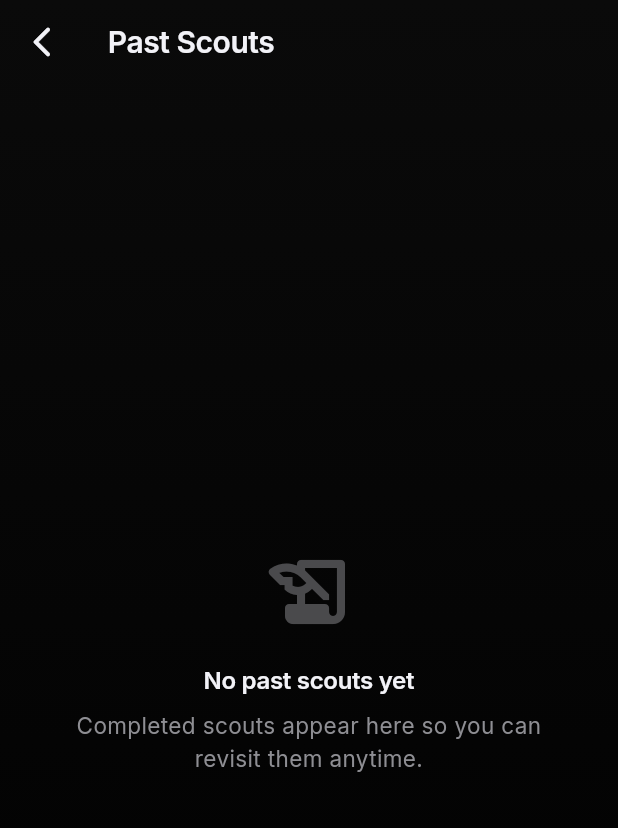
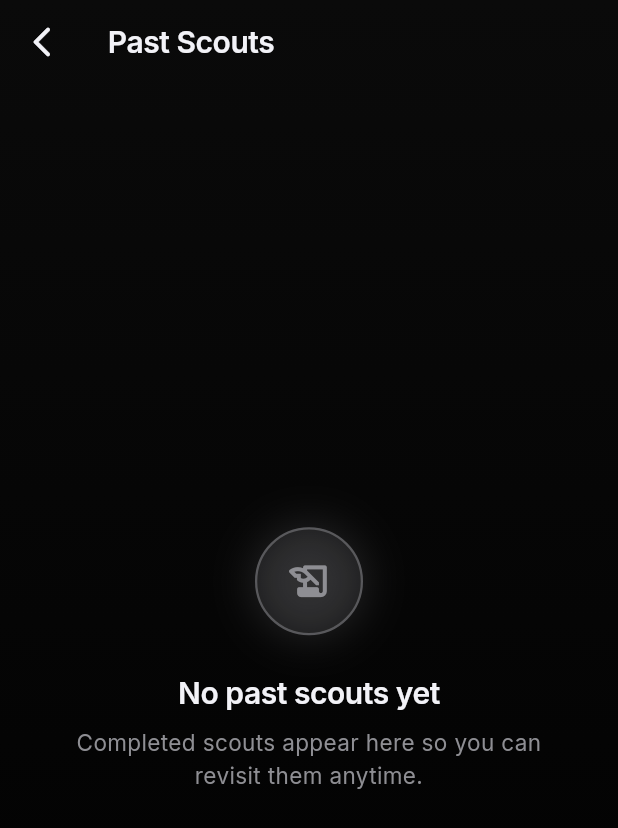
Before and after one commit to somyahangsandesh/StillScout, a Flutter app: the StillScoutScreen screen opened directly, after a tap on the "history" icon, on a phone screen of 412 x 824 dp. Shown: the top 828 px of the screen. Run offline on Flutter 3.47's test engine with Material 3 defaults, Android fonts, the phone set to English and light mode, and no system bars; our stand-ins replace connectivity_plus, dio, flutter_riverpod, flutter_secure_storage, google_fonts, hive_flutter and 6 more; missing offline and left inert: app_settings, gal, purchases_flutter, video_thumbnail; accounts and stored records are empty; network calls fail; statements that could not run were skipped.

Commit message:
Polish error/empty states with shared status view component
Scout error/cancelled views and history empty/error states were plain
icon+text+button stacks with no animation, inconsistent with the rest of
the app's cinematic gold/black treatment. Introduce StillScoutStatusView
(icon badge with glow, fade+rise entrance) and reuse it across all four
surfaces for a consistent, premium failure/empty experience.

Co-authored-by: Cursor <cursoragent@cursor.com>

```diff
--- a/lib/stillscout/presentation/screens/stillscout_history_screen.dart
+++ b/lib/stillscout/presentation/screens/stillscout_history_screen.dart
@@ -8,6 +8,7 @@ import '../../domain/repositories/session_repository.dart';
 import '../screens/stillscout_session_detail_screen.dart';
 import '../theme/stillscout_theme.dart';
 import '../widgets/stillscout_skeleton.dart';
+import '../widgets/stillscout_status_view.dart';
 
 class StillScoutHistoryScreen extends StatefulWidget {
   const StillScoutHistoryScreen({
@@ -88,38 +89,14 @@ class _ErrorHistory extends StatelessWidget {
 
   @override
   Widget build(BuildContext context) {
-    return Center(
-      child: Padding(
-        padding: const EdgeInsets.all(StillScoutSpacing.xl),
-        child: Column(
-          mainAxisSize: MainAxisSize.min,
-          children: [
-            Icon(
-              Icons.error_outline,
-              size: 48,
-              color: StillScoutColors.danger.withValues(alpha: 0.8),
-            ),
-            const SizedBox(height: StillScoutSpacing.m),
-            Text('Could not load history.', style: StillScoutTextStyles.subtitle),
-            const SizedBox(height: StillScoutSpacing.s),
-            Text(
-              'Check your storage and try again.',
-              style: StillScoutTextStyles.body,
-              textAlign: TextAlign.center,
-            ),
-            const SizedBox(height: StillScoutSpacing.l),
-            OutlinedButton(
-              onPressed: onRetry,
-              style: OutlinedButton.styleFrom(
-                foregroundColor: StillScoutColors.chalk,
-                side: const BorderSide(color: StillScoutColors.accent),
-                minimumSize: const Size(0, 48),
-              ),
-              child: const Text('Try again'),
-            ),
-          ],
-        ),
-      ),
+    return StillScoutStatusView(
+      icon: Icons.error_outline_rounded,
+      iconColor: StillScoutColors.danger,
+      title: 'Could not load history',
+      body: 'Check your storage and try again.',
+      primaryLabel: 'Try again',
+      primaryIcon: Icons.refresh_rounded,
+      onPrimary: onRetry,
     );
   }
 }
@@ -129,28 +106,11 @@ class _EmptyHistory extends StatelessWidget {
 
   @override
   Widget build(BuildContext context) {
-    return Center(
-      child: Padding(
-        padding: const EdgeInsets.all(StillScoutSpacing.xl),
-        child: Column(
-          mainAxisSize: MainAxisSize.min,
-          children: [
-            Icon(
-              Icons.history_edu_rounded,
-              size: 64,
-              color: StillScoutColors.silver.withValues(alpha: 0.5),
-            ),
-            const SizedBox(height: StillScoutSpacing.m),
-            Text('No past scouts yet', style: StillScoutTextStyles.subtitle),
-            const SizedBox(height: StillScoutSpacing.s),
-            Text(
-              'Completed scouts appear here so you can revisit them anytime.',
-              style: StillScoutTextStyles.body,
-              textAlign: TextAlign.center,
-            ),
-          ],
-        ),
-      ),
+    return const StillScoutStatusView(
+      icon: Icons.history_edu_rounded,
+      iconColor: StillScoutColors.silver,
+      title: 'No past scouts yet',
+      body: 'Completed scouts appear here so you can revisit them anytime.',
     );
   }
 }
--- /dev/null
+++ b/lib/stillscout/presentation/widgets/stillscout_status_view.dart
@@ -0,0 +1,170 @@
+import 'package:flutter/material.dart';
+
+import '../theme/stillscout_theme.dart';
+
+/// Circular icon badge with a soft tinted glow — the same "hero" treatment
+/// used for premium moments elsewhere in the app (paywall badge, completion
+/// hero), reused here so full-screen status states (error/empty/cancelled)
+/// don't look like an afterthought next to the rest of StillScout's polish.
+class StillScoutStatusBadge extends StatelessWidget {
+  const StillScoutStatusBadge({
+    super.key,
+    required this.icon,
+    required this.color,
+    this.size = 72,
+  });
+
+  final IconData icon;
+  final Color color;
+  final double size;
+
+  @override
+  Widget build(BuildContext context) {
+    return Container(
+      width: size,
+      height: size,
+      decoration: BoxDecoration(
+        shape: BoxShape.circle,
+        color: color.withValues(alpha: 0.12),
+        border: Border.all(color: color.withValues(alpha: 0.5), width: 1.5),
+        boxShadow: [
+          BoxShadow(
+            color: color.withValues(alpha: 0.22),
+            blurRadius: 24,
+            spreadRadius: 2,
+          ),
+        ],
+      ),
+      child: Icon(icon, color: color, size: size * 0.44),
+    );
+  }
+}
+
+/// Shared full-screen "status" layout for empty/error/cancelled states —
+/// icon badge, title, body copy, and up to two actions — with a single
+/// purposeful entrance animation (fade + rise) instead of each surface
+/// re-implementing its own static `Column`.
+class StillScoutStatusView extends StatefulWidget {
+  const StillScoutStatusView({
+    super.key,
+    required this.icon,
+    required this.iconColor,
+    required this.title,
+    required this.body,
+    this.primaryLabel,
+    this.onPrimary,
+    this.primaryIcon,
+    this.secondaryLabel,
+    this.onSecondary,
+  });
+
+  final IconData icon;
+  final Color iconColor;
+  final String title;
+  final String body;
+
+  final String? primaryLabel;
+  final VoidCallback? onPrimary;
+  final IconData? primaryIcon;
+
+  final String? secondaryLabel;
+  final VoidCallback? onSecondary;
+
+  @override
+  State<StillScoutStatusView> createState() => _StillScoutStatusViewState();
+}
+
+class _StillScoutStatusViewState extends State<StillScoutStatusView>
+    with SingleTickerProviderStateMixin {
+  late final AnimationController _ctrl = AnimationController(
+    vsync: this,
+    duration: StillScoutMotion.slow,
+  )..forward();
+
+  late final Animation<double> _fade =
+      CurvedAnimation(parent: _ctrl, curve: StillScoutMotion.entrance);
+  late final Animation<Offset> _rise = Tween<Offset>(
+    begin: const Offset(0, 0.06),
+    end: Offset.zero,
+  ).animate(CurvedAnimation(parent: _ctrl, curve: StillScoutMotion.entrance));
+
+  @override
+  void dispose() {
+    _ctrl.dispose();
+    super.dispose();
+  }
+
+  @override
+  Widget build(BuildContext context) {
+    return Center(
+      child: SingleChildScrollView(
+        padding: const EdgeInsets.all(StillScoutSpacing.xl),
+        child: FadeTransition(
+          opacity: _fade,
+          child: SlideTransition(
+            position: _rise,
+            child: Column(
+              mainAxisSize: MainAxisSize.min,
+              children: [
+                StillScoutStatusBadge(icon: widget.icon, color: widget.iconColor),
+                const SizedBox(height: StillScoutSpacing.l),
+                Text(
+                  widget.title,
+                  style: StillScoutTextStyles.title,
+                  textAlign: TextAlign.center,
+                ),
+                const SizedBox(height: StillScoutSpacing.s),
+                Text(
+                  widget.body,
+                  style: StillScoutTextStyles.body,
+                  textAlign: TextAlign.center,
+                ),
+                if (widget.primaryLabel != null) ...[
+                  const SizedBox(height: StillScoutSpacing.l),
+                  Semantics(
+                    label: widget.primaryLabel,
+                    button: true,
+                    child: SizedBox(
+                      width: double.infinity,
+                      child: FilledButton.icon(
+                        onPressed: widget.onPrimary,
+                        icon: widget.primaryIcon == null
+                            ? const SizedBox.shrink()
+                            : Icon(widget.primaryIcon, size: 18),
+                        label: Text(widget.primaryLabel!),
+                        style: FilledButton.styleFrom(
+                          backgroundColor: StillScoutColors.accent,
+                          foregroundColor: StillScoutColors.voidBlack,
+                          minimumSize: const Size(0, 52),
+                          shape: RoundedRectangleBorder(
+                            borderRadius: StillScoutRadius.card,
+                          ),
+                        ),
+                      ),
+                    ),
+                  ),
+                ],
+                if (widget.secondaryLabel != null) ...[
+                  const SizedBox(height: StillScoutSpacing.s),
+                  Semantics(
+                    label: widget.secondaryLabel,
+                    button: true,
+                    child: TextButton(
+                      onPressed: widget.onSecondary,
+                      style: TextButton.styleFrom(
+                        foregroundColor:
+                            StillScoutColors.silver.withValues(alpha: 0.85),
+                        minimumSize: const Size(44, 44),
+                      ),
+                      child: Text(widget.secondaryLabel!),
+                    ),
+                  ),
+                ],
+              ],
+            ),
+          ),
+        ),
+      ),
+    );
+  }
+}
```
Also changed, not shown: lib/stillscout/presentation/widgets/stillscout_scout_error_views.dart (+17 -61 lines).
